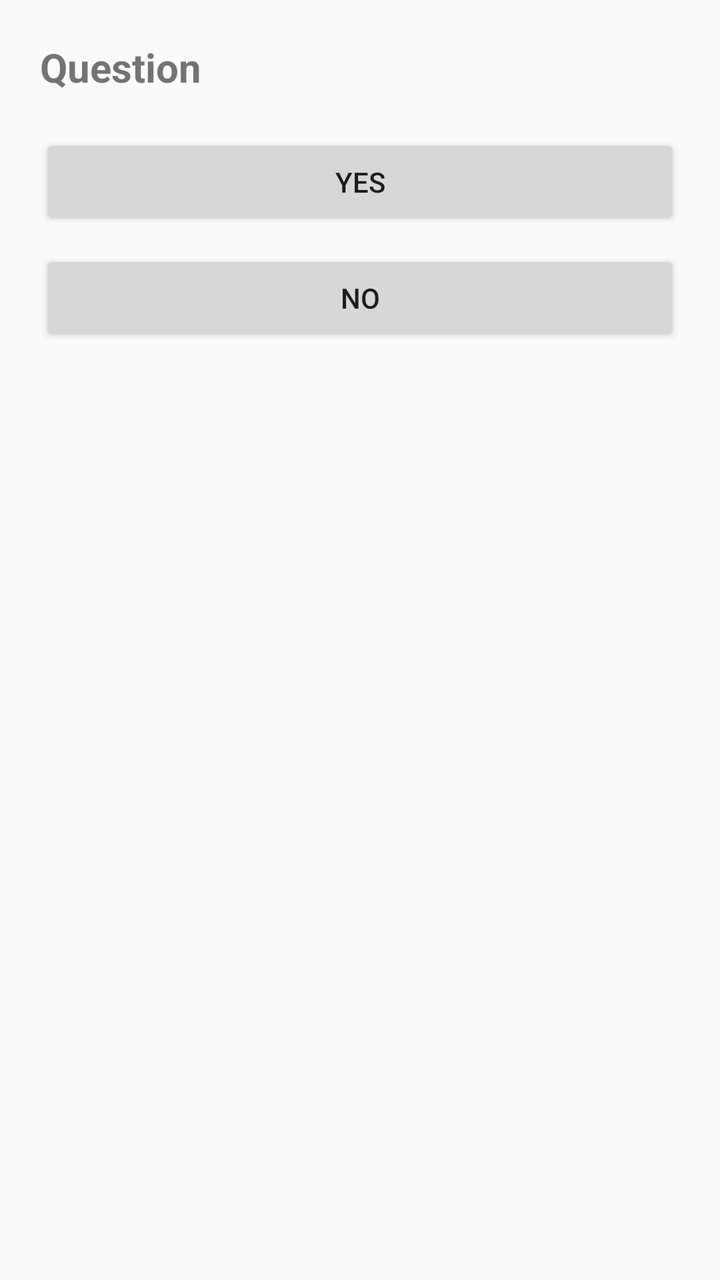
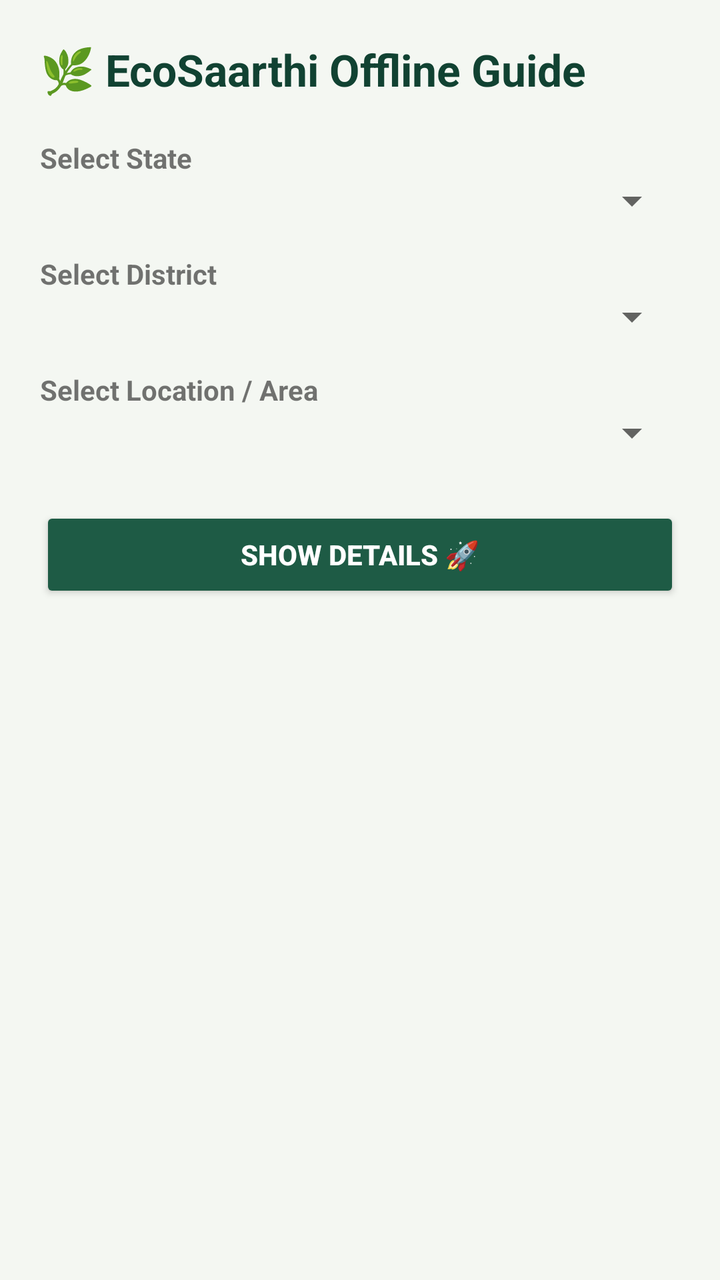

Two renders of the same Android screen: before a commit and after it. Below are the layout's source before the change and the commit's diff.
<!-- AndroidManifest.xml: application theme Theme.AppCompat.Light.NoActionBar -->
<!-- res/layout/activity_offline.xml -->
<?xml version="1.0" encoding="utf-8"?>
<LinearLayout xmlns:android="http://schemas.android.com/apk/res/android"
    android:orientation="vertical"
    android:padding="20dp"
    android:layout_width="match_parent"
    android:layout_height="match_parent">

    <TextView
        android:id="@+id/questionText"
        android:layout_width="wrap_content"
        android:layout_height="wrap_content"
        android:text="Question"
        android:textSize="20sp"
        android:textStyle="bold"
        android:layout_marginBottom="20dp"/>

    <Button
        android:id="@+id/option1"
        android:layout_width="match_parent"
        android:layout_height="wrap_content"
        android:text="Yes"/>

    <Button
        android:id="@+id/option2"
        android:layout_width="match_parent"
        android:layout_height="wrap_content"
        android:text="No"
        android:layout_marginTop="10dp"/>

    <TextView
        android:id="@+id/resultText"
        android:layout_width="match_parent"
        android:layout_height="wrap_content"
        android:text=""
        android:layout_marginTop="20dp"
        android:textSize="16sp"/>

</LinearLayout>
<!-- resources referenced by this layout -->
<resources>

</resources>

<!-- the commit's change to res/layout/activity_offline.xml (unified diff, before → after) -->
@@ -1,38 +1,74 @@
 <?xml version="1.0" encoding="utf-8"?>
-<LinearLayout xmlns:android="http://schemas.android.com/apk/res/android"
-    android:orientation="vertical"
-    android:padding="20dp"
+<ScrollView xmlns:android="http://schemas.android.com/apk/res/android"
     android:layout_width="match_parent"
-    android:layout_height="match_parent">
+    android:layout_height="match_parent"
+    android:background="#F4F7F2">
 
-    <TextView
-        android:id="@+id/questionText"
-        android:layout_width="wrap_content"
-        android:layout_height="wrap_content"
-        android:text="Question"
-        android:textSize="20sp"
-        android:textStyle="bold"
-        android:layout_marginBottom="20dp"/>
-
-    <Button
-        android:id="@+id/option1"
+    <LinearLayout
         android:layout_width="match_parent"
         android:layout_height="wrap_content"
-        android:text="Yes"/>
+        android:orientation="vertical"
+        android:padding="20dp">
 
-    <Button
-        android:id="@+id/option2"
-        android:layout_width="match_parent"
-        android:layout_height="wrap_content"
-        android:text="No"
-        android:layout_marginTop="10dp"/>
+        
+        <TextView
+            android:layout_width="wrap_content"
+            android:layout_height="wrap_content"
+            android:text="🌿 EcoSaarthi Offline Guide"
+            android:textSize="22sp"
+            android:textStyle="bold"
+            android:textColor="#114232"
+            android:layout_marginBottom="20dp"/>
 
-    <TextView
-        android:id="@+id/resultText"
-        android:layout_width="match_parent"
-        android:layout_height="wrap_content"
-        android:text=""
-        android:layout_marginTop="20dp"
-        android:textSize="16sp"/>
+        
+        <TextView
+            android:layout_width="wrap_content"
+            android:layout_height="wrap_content"
+            android:text="Select State"
+            android:textStyle="bold"/>
 
-</LinearLayout>
+        <Spinner
+            android:id="@+id/stateSpinner"
+            android:layout_width="match_parent"
+            android:layout_height="wrap_content"
+            android:layout_marginBottom="15dp"/>
+
+        
+        <TextView
+            android:layout_width="wrap_content"
+            android:layout_height="wrap_content"
+            android:text="Select District"
+            android:textStyle="bold"/>
+
+        <Spinner
+            android:id="@+id/districtSpinner"
+            android:layout_width="match_parent"
+            android:layout_height="wrap_content"
+            android:layout_marginBottom="15dp"/>
+
+        
+        <TextView
+            android:layout_width="wrap_content"
+            android:layout_height="wrap_content"
+            android:text="Select Location / Area"
+            android:textStyle="bold"/>
+
+        <Spinner
+            android:id="@+id/placeSpinner"
+            android:layout_width="match_parent"
+            android:layout_height="wrap_content"
+            android:layout_marginBottom="25dp"/>
+
+        
+        <Button
+            android:id="@+id/showBtn"
+            android:layout_width="match_parent"
+            android:layout_height="wrap_content"
+            android:text="Show Details 🚀"
+            android:textStyle="bold"
+            android:backgroundTint="#1E5B45"
+            android:textColor="#FFFFFF"/>
+
+    </LinearLayout>
+
+</ScrollView>
